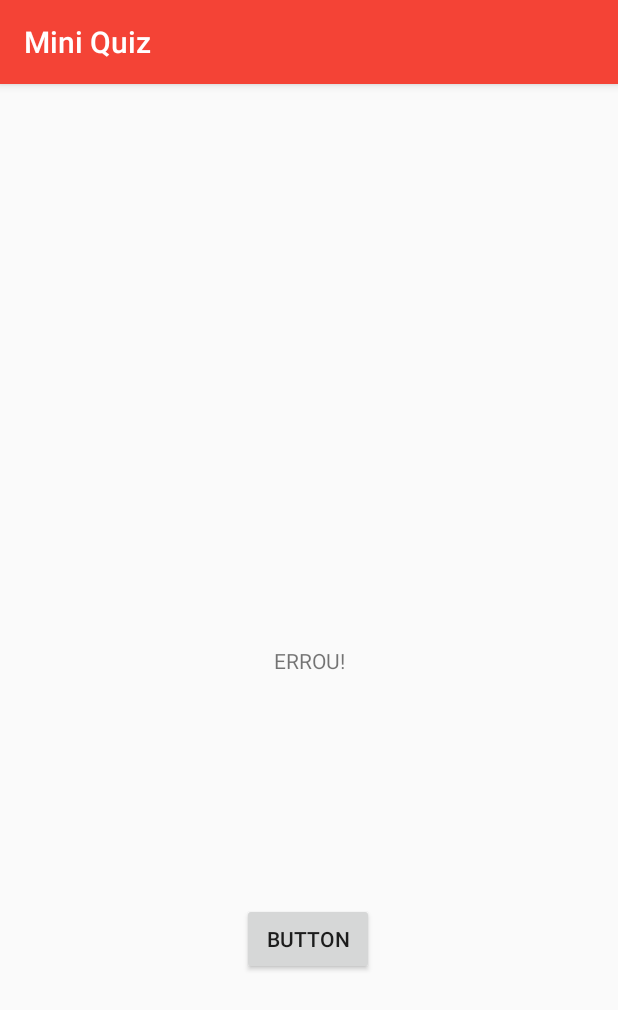
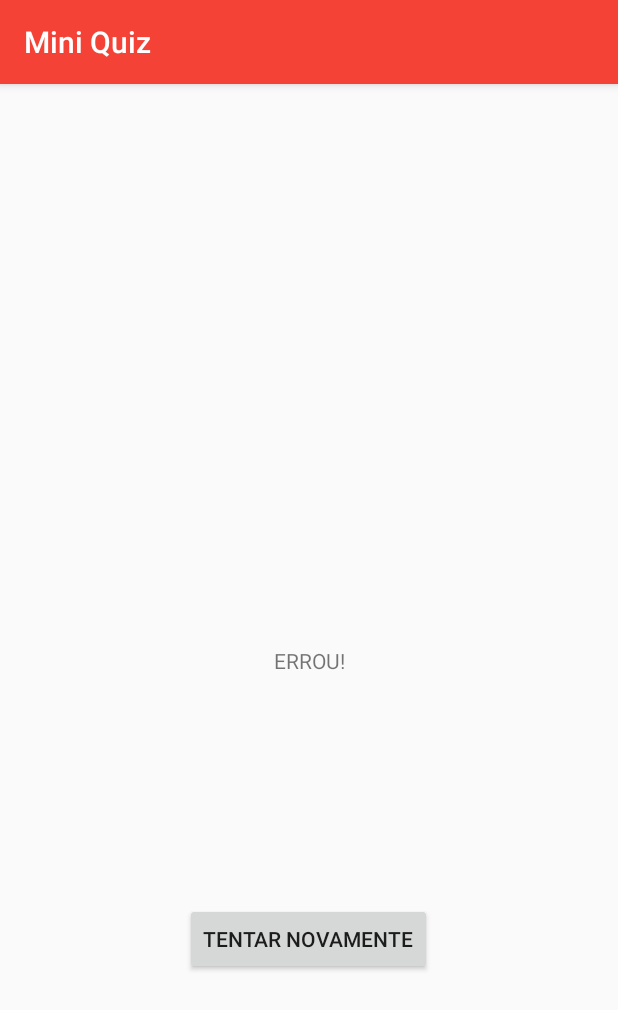
Before and after one commit to bryan-lima/appAndroid-Mini-Quiz, an Android app: the RespostaErradaActivity screen opened directly, with no data from a screen before it, on a phone screen of 412 x 824 dp. Shown: the top 1010 px of the screen. Run offline under Robolectric (Android 15) with nearby library versions, the phone set to English and light mode, and no system bars.

Commit message:
Em activity_resposta_errada.xml, renomeado botão e adicionado referência texto de strings.xml Botão renomeado de res_err_btn_voltar para res_err_btn_tentar_novamente

```diff
--- a/Mini-Quiz/app/src/main/java/com/projetobilac/miniquiz/RespostaErradaActivity.java
+++ b/Mini-Quiz/app/src/main/java/com/projetobilac/miniquiz/RespostaErradaActivity.java
@@ -18,7 +18,7 @@ public class RespostaErradaActivity extends AppCompatActivity {
         super.onCreate(savedInstanceState);
         setContentView(R.layout.activity_resposta_errada);
 
-        btnVoltar = findViewById(R.id.res_err_btn_voltar);
+        btnVoltar = findViewById(R.id.res_err_btn_tentar_novamente);
         btnVoltar.setOnClickListener(new View.OnClickListener() {
             @Override
             public void onClick(View v) {
--- a/Mini-Quiz/app/src/main/res/layout/activity_resposta_errada.xml
+++ b/Mini-Quiz/app/src/main/res/layout/activity_resposta_errada.xml
@@ -17,11 +17,11 @@
         app:layout_constraintTop_toTopOf="parent" />
 
     <Button
-        android:id="@+id/res_err_btn_voltar"
+        android:id="@+id/res_err_btn_tentar_novamente"
         android:layout_width="wrap_content"
         android:layout_height="wrap_content"
         android:layout_marginTop="152dp"
-        android:text="Button"
+        android:text="@string/tentar_novamente"
         app:layout_constraintEnd_toEndOf="parent"
         app:layout_constraintHorizontal_bias="0.498"
         app:layout_constraintStart_toStartOf="parent"
```
